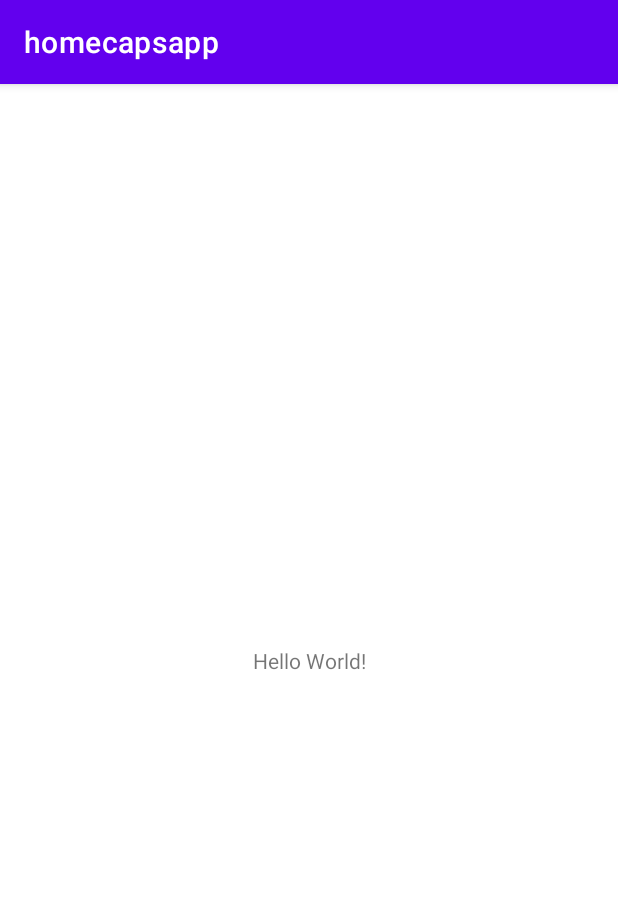
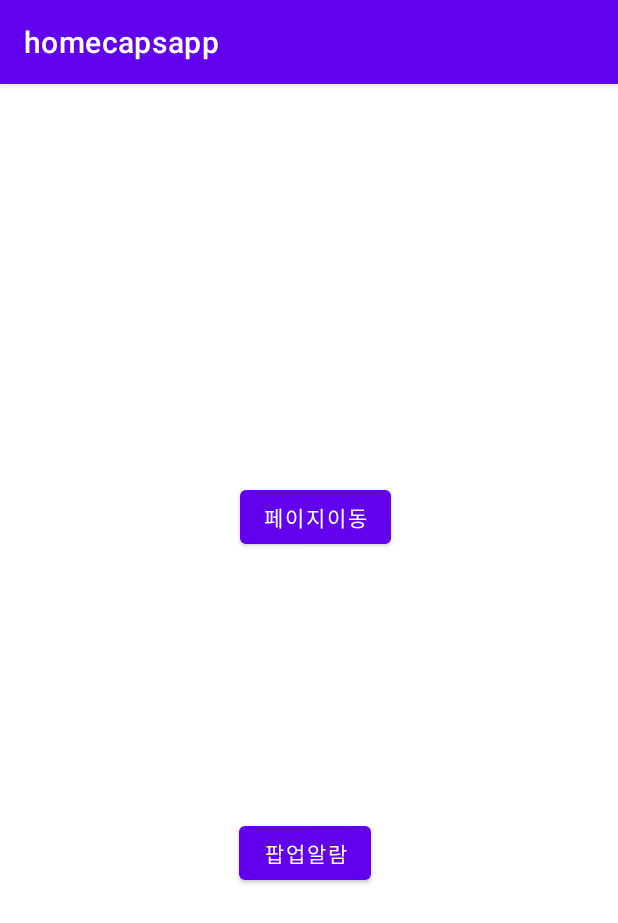
Before and after one commit to leeeeyz77/homecaps, an Android app: the screen it shows after launch (MainActivity), on a phone screen of 412 x 824 dp. Shown: the top 923 px of the screen. Run offline under Robolectric (Android 15) with nearby library versions, the phone set to English and light mode, and no system bars.

Commit message:
main
다음 페이지 이동 버튼
팝업 메시지 출력+클릭 시 cctv페이지로 이동

```diff
--- a/app/src/main/AndroidManifest.xml
+++ b/app/src/main/AndroidManifest.xml
@@ -2,6 +2,7 @@
 <manifest xmlns:android="http://schemas.android.com/apk/res/android"
     xmlns:tools="http://schemas.android.com/tools">
 
+    <uses-permission android:name="android.permission.POST_NOTIFICATIONS" />
     <application
         android:allowBackup="true"
         android:dataExtractionRules="@xml/data_extraction_rules"
@@ -20,6 +21,7 @@
                 <category android:name="android.intent.category.LAUNCHER" />
             </intent-filter>
         </activity>
+        <activity android:name=".SubActivity"/>
     </application>
 
 </manifest>
--- a/app/src/main/res/layout/activity_main.xml
+++ b/app/src/main/res/layout/activity_main.xml
@@ -6,13 +6,31 @@
     android:layout_height="match_parent"
     tools:context=".MainActivity">
 
-    <TextView
+    <Button
+        android:id="@+id/btn1"
         android:layout_width="wrap_content"
         android:layout_height="wrap_content"
-        android:text="Hello World!"
-        app:layout_constraintBottom_toBottomOf="parent"
+        android:layout_marginStart="158dp"
+        android:layout_marginTop="290dp"
+        android:layout_marginEnd="150dp"
+        android:layout_marginBottom="88dp"
+        android:text="페이지이동"
+        app:layout_constraintBottom_toTopOf="@+id/btn2"
         app:layout_constraintEnd_toEndOf="parent"
         app:layout_constraintStart_toStartOf="parent"
         app:layout_constraintTop_toTopOf="parent" />
 
+    <Button
+        android:id="@+id/btn2"
+        android:layout_width="wrap_content"
+        android:layout_height="wrap_content"
+        android:layout_marginStart="158dp"
+        android:layout_marginTop="88dp"
+        android:layout_marginEnd="164dp"
+        android:layout_marginBottom="257dp"
+        android:text="팝업알람"
+        app:layout_constraintBottom_toBottomOf="parent"
+        app:layout_constraintEnd_toEndOf="parent"
+        app:layout_constraintStart_toStartOf="parent"
+        app:layout_constraintTop_toBottomOf="@+id/btn1" />
 </androidx.constraintlayout.widget.ConstraintLayout>
```
Also changed, not shown: app/src/main/java/com/example/homecapsapp/MainActivity.java (+66 -0 lines), app/src/main/java/com/example/homecapsapp/SubActivity.java (added, +17 -0 lines), app/src/main/res/layout/nextpage.xml (added, +12 -0 lines).
